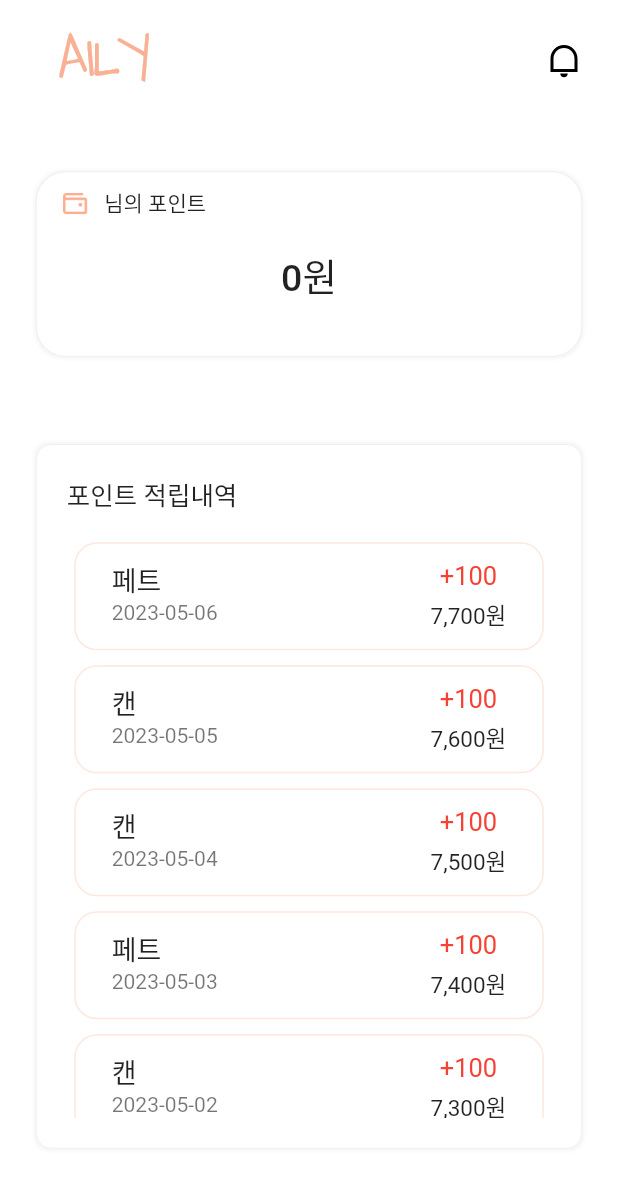
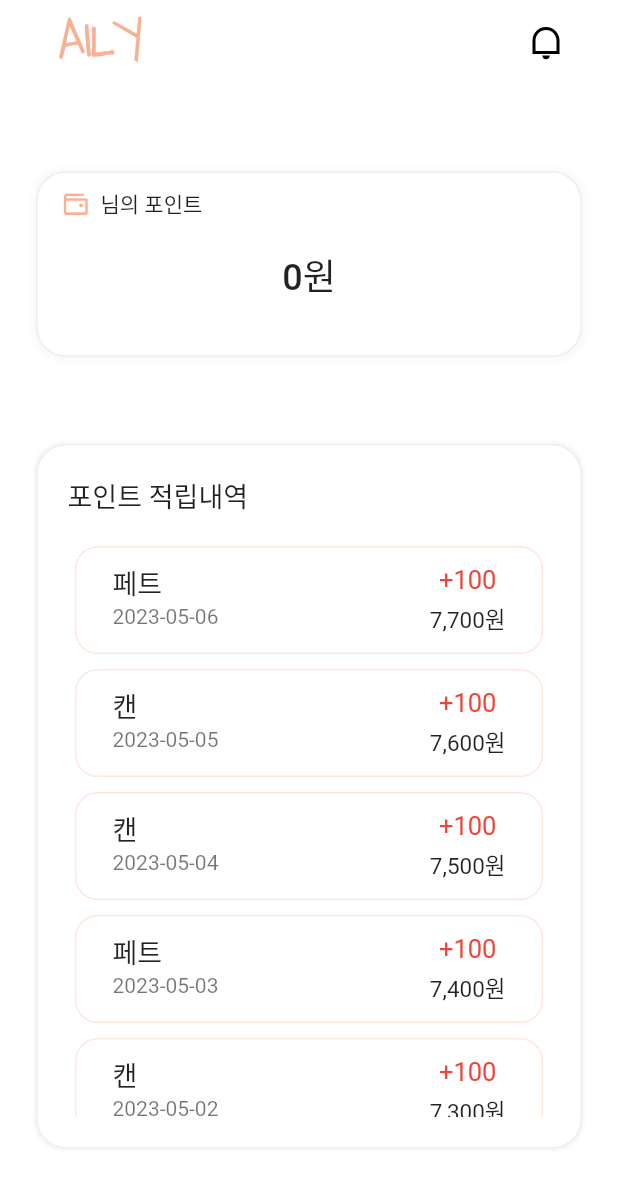
Before and after one commit to Aily-AIRecycle/Aily_app, a Flutter app: the HomeScreen screen opened directly, on a phone screen of 412 x 824 dp. Shown: the top 1188 px of the screen. Run offline on Flutter 3.47's test engine with Material 2 defaults, Android fonts, the phone set to English and light mode, and no system bars; our stand-ins replace dio, flutter_keyboard_visibility, flutter_native_splash, flutter_secure_storage, flutter_svg, geolocator and 4 more; missing offline and left inert: gradients; accounts and stored records are empty; network calls fail; Roboto replaces fonts that are missing (Pretendard).

Commit message:
디자인 수정 - 요소들의 크기, 패딩, 그림자등 세부 조정

```diff
--- a/Aily/lib/screens/home_screen.dart
+++ b/Aily/lib/screens/home_screen.dart
@@ -82,11 +82,11 @@ class _HomeScreenState extends State<HomeScreen> {
         elevation: 0,
         centerTitle: false,
         title: Container(
-          margin: const EdgeInsets.only(left: 24, right: 24, top: 24),
+          margin: const EdgeInsets.only(left: 24),
           child: Text(
             "AILY",
             style: TextStyle(
-                fontSize: 35,
+                fontSize: 32,
                 fontFamily: 'Waiting for the Sunrise',
                 fontWeight: FontWeight.bold,
                 color: myColor),
@@ -94,7 +94,7 @@ class _HomeScreenState extends State<HomeScreen> {
         ),
         actions: [
           IconButton(
-            padding: const EdgeInsets.only(top: 24, right: 24),
+            padding: const EdgeInsets.only(right: 36),
             onPressed: () {
               // 클릭 시 실행될 코드
               showMsg(context, "테스트", "테스트");
@@ -122,8 +122,8 @@ class _HomeScreenState extends State<HomeScreen> {
           mainAxisAlignment: MainAxisAlignment.center,
           children: [
             Container(
-                width: screenWidth - 48,
-                height: screenHeight * 0.15,
+                width: screenWidth - 48, // 포인트 컨테이너 길이
+                height: screenHeight * 0.15, // 높이
                 decoration: BoxDecoration(
                   color: Colors.white,
                   borderRadius: BorderRadius.circular(20),
@@ -131,13 +131,13 @@ class _HomeScreenState extends State<HomeScreen> {
                     BoxShadow(
                       color: Colors.grey.withOpacity(0.1),
                       spreadRadius: 1,
-                      blurRadius: 1,
-                      offset: const Offset(0, 0.1),
+                      blurRadius: 4,
+                      offset: const Offset(0, 0.2),
                     ),
                   ],
                   border: Border.all(
-                    color: const Color(0xff333333).withOpacity(0.1),
-                    width: 0.5,
+                    color: Colors.grey.shade200,
+                    width: 1.0,
                   ),
                 ),
                 child: Column(
@@ -157,10 +157,10 @@ class _HomeScreenState extends State<HomeScreen> {
                             username,
                             style: const TextStyle(
                               fontWeight: FontWeight.bold,
-                              fontSize: 17,
+                              fontSize: 14,
                             ),
                           ),
-                          const SizedBox(width: 5),
+                          const SizedBox(width: 2),
                           const Text(
                             '님의 포인트',
                             style: TextStyle(
@@ -174,7 +174,7 @@ class _HomeScreenState extends State<HomeScreen> {
                     Text(
                       '${NumberFormat('#,###').format(userpoint)}원',
                       style: const TextStyle(
-                        fontSize: 25,
+                        fontSize: 24,
                         fontWeight: FontWeight.w500,
                       ),
                     ),
@@ -183,14 +183,14 @@ class _HomeScreenState extends State<HomeScreen> {
           ],
         ),
         Container(
-          width: screenWidth - 48,
-          height: screenHeight * 0.57,
+          width: screenWidth - 48, // 적립내역 탭의 길이
+          height: screenHeight * 0.57, // 높이
           decoration: BoxDecoration(
             color: Colors.white,
-            borderRadius: BorderRadius.circular(10),
+            borderRadius: BorderRadius.circular(20),
             border: Border.all(
-              color: const Color(0xFF333333).withOpacity(0.1),
-              width: 0.5,
+              color: Colors.grey.shade200,
+              width: 1.0,
             ),
             boxShadow: [
               BoxShadow(
@@ -208,7 +208,7 @@ class _HomeScreenState extends State<HomeScreen> {
               children: [
                 const Text('포인트 적립내역',
                     style:
-                        TextStyle(fontWeight: FontWeight.w500, fontSize: 17)),
+                        TextStyle(fontWeight: FontWeight.w500, fontSize: 18)),
                 const SizedBox(height: 20),
                 Expanded(
                   child: SingleChildScrollView(
```
Also changed, not shown: Aily/lib/screens/map_screen.dart (+62 -38 lines), Aily/assets/images/icons/home_icon.svg, Aily/assets/images/icons/map_icon.svg, Aily/assets/images/icons/profile_tab_icon.svg, Aily/assets/images/icons/story_icon.svg.
